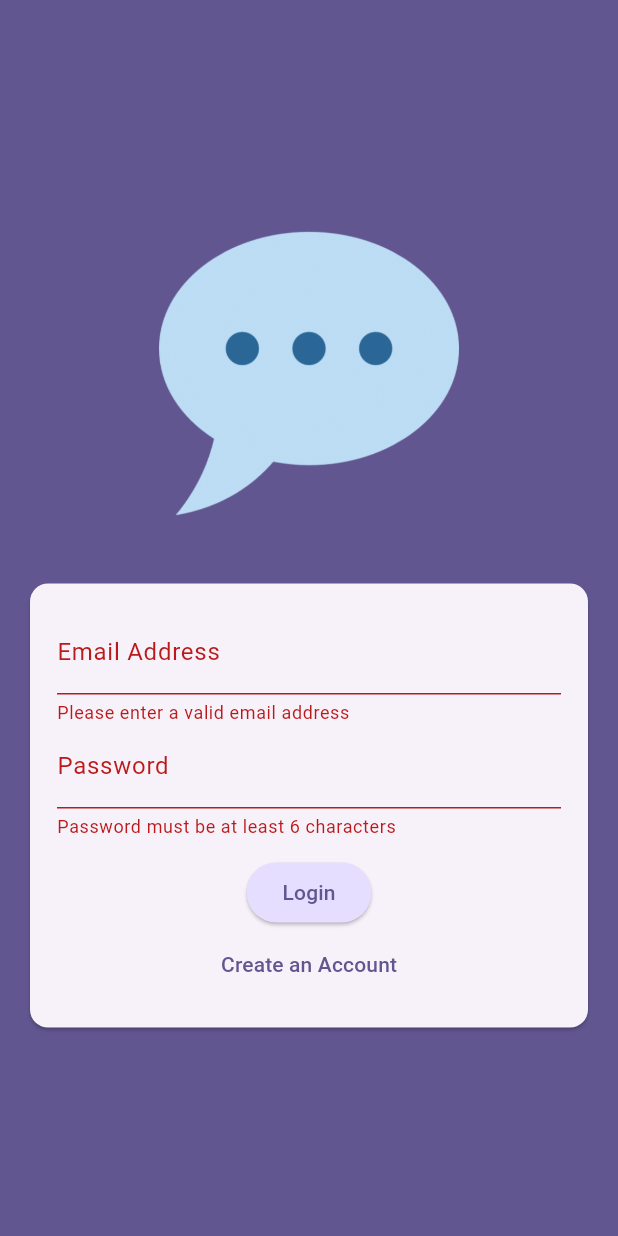
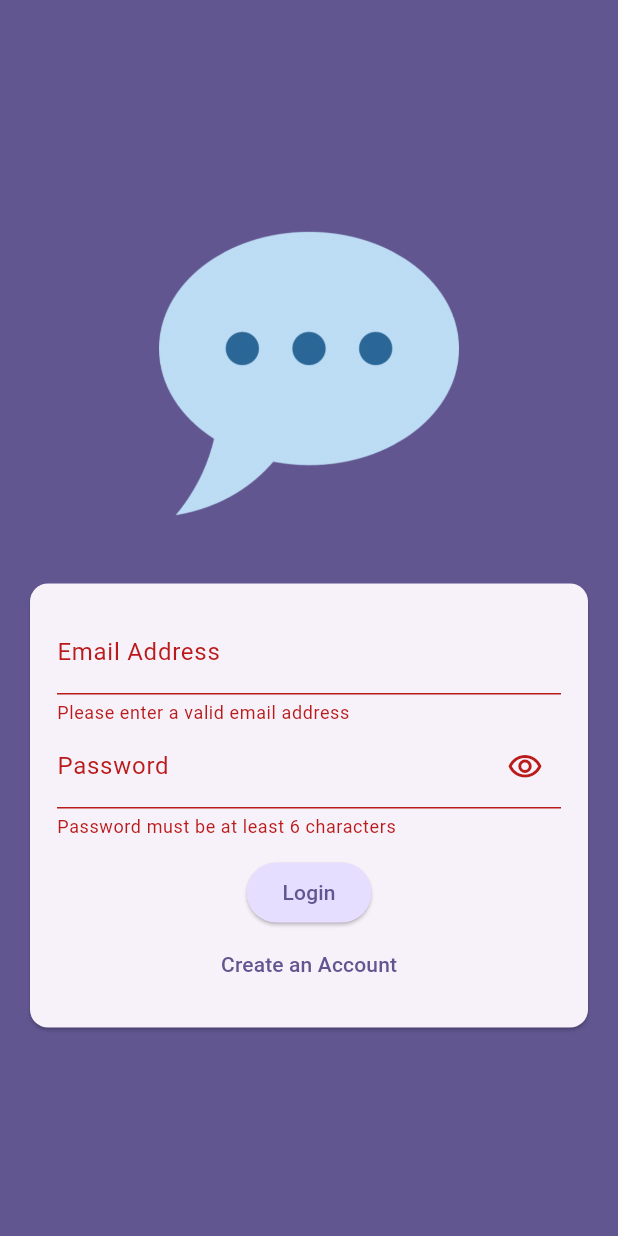
Before and after one commit to Desmond235/chat_app, a Flutter app: the screen it shows after launch, after a tap on "Login", on a phone screen of 412 x 824 dp. Run offline on Flutter 3.47's test engine with Material 3 defaults, Android fonts, the phone set to English and light mode, and no system bars; our stand-ins replace cloud_firestore, firebase_auth, firebase_core, firebase_storage, flutter_keyboard_visibility, image_picker; accounts and stored records are empty.

Commit message:
modified auth file

```diff
--- a/lib/screens/auth.dart
+++ b/lib/screens/auth.dart
@@ -19,9 +19,7 @@ class AuthScreen extends StatefulWidget {
 class _AuthScreenState extends State<AuthScreen> {
   var _isLogin = true;
   var _isAuthenticating = false;
-  TextEditingController emailController = TextEditingController();
-  TextEditingController passwordController = TextEditingController();
-
+  bool showPassword = true;
   final _formKey = GlobalKey<FormState>();
 
   String _enteredEmail = '';
@@ -50,7 +48,7 @@ class _AuthScreenState extends State<AuthScreen> {
         final userCredentials = await _firebase.createUserWithEmailAndPassword(
             email: _enteredEmail, password: _enteredPassword);
 
-        // uploading an image
+        // uploading user's image
         final storageRef = FirebaseStorage.instance
             .ref()
             .child('user_images')
@@ -59,15 +57,15 @@ class _AuthScreenState extends State<AuthScreen> {
         await storageRef.putFile(_selectedImage!);
         final imageUrl = await storageRef.getDownloadURL();
 
-        // firestore
+        // send user credentials to firebase_firestore
         await FirebaseFirestore.instance
             .collection('users')
             .doc(userCredentials.user!.uid)
             .set({
-              'username' :_enteredUsername,
-              'email' : _enteredEmail,
-              'imageUrl' : imageUrl,
-              'uid' : userCredentials.user!.uid
+          'username': _enteredUsername,
+          'email': _enteredEmail,
+          'imageUrl': imageUrl,
+          'uid': userCredentials.user!.uid
         });
       }
     } on FirebaseAuthException catch (error) {
@@ -126,7 +124,6 @@ class _AuthScreenState extends State<AuthScreen> {
                             // Email address
                             TextFormField(
                               autocorrect: false,
-                                controller: emailController,
                               textCapitalization: TextCapitalization.none,
                               keyboardType: TextInputType.emailAddress,
                               decoration: const InputDecoration(
@@ -147,29 +144,36 @@ class _AuthScreenState extends State<AuthScreen> {
                             ),
 
                             // username
-                              if(!_isLogin)
+                            if (!_isLogin)
                               TextFormField(
                                 validator: (value) {
-                                  if (value == null || value.isEmpty || value.trim().length < 4) {
+                                  if (value == null ||
+                                      value.isEmpty ||
+                                      value.trim().length < 4) {
                                     return 'Please enter at least four characters';
                                   }
                                   return null;
                                 },
                                 enableSuggestions: false,
                                 decoration: const InputDecoration(
-                                  labelText: 'Username'
-                                ),
-
-                                onSaved: (newValue){
+                                    labelText: 'Username'),
+                                onSaved: (newValue) {
                                   _enteredUsername = newValue!;
                                 },
                               ),
-
                             //password
                             TextFormField(
-                                controller: passwordController,
-                                obscureText: true,
-                                decoration: const InputDecoration(
+                              obscureText:  showPassword ? true : false ,
+                              decoration: InputDecoration(
+                                suffixIcon: IconButton(
+                                    onPressed: () {
+                                      setState(() {
+                                        showPassword = !showPassword;
+                                      });
+                                    },
+                                    icon: Icon(showPassword
+                                        ? Icons.visibility_outlined
+                                        : Icons.visibility_off_outlined)),
                                 labelText: "Password",
                               ),
                               validator: (value) {
@@ -186,21 +190,19 @@ class _AuthScreenState extends State<AuthScreen> {
                             ),
                             const SizedBox(height: 12),
 
-                            // show circular progress bar when in  authenication mode
+                            // show circular progress bar when in  authentication mode
                             if (_isAuthenticating)
                               const CircularProgressIndicator(),
 
                             // login / signup button
-                              if(!_isAuthenticating)
+                            if (!_isAuthenticating)
                               ElevatedButton(
                                 style: ElevatedButton.styleFrom(
                                   backgroundColor: Theme.of(context)
                                       .colorScheme
                                       .primaryContainer,
                                 ),
-                              onPressed: () {
-                                _submit();
-                              },
+                                onPressed: _submit,
                                 child: Text(_isLogin ? 'Login' : 'Signup'),
                               ),
                             TextButton(
```
Lines whose indentation alone changed are shown as unchanged.
